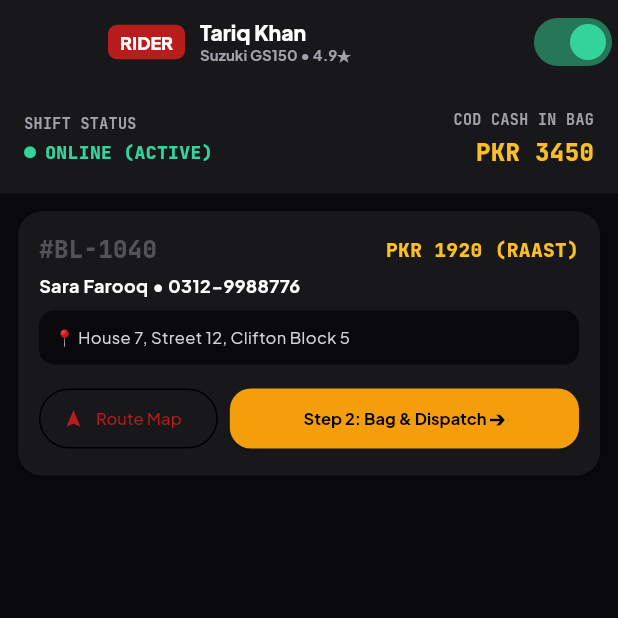
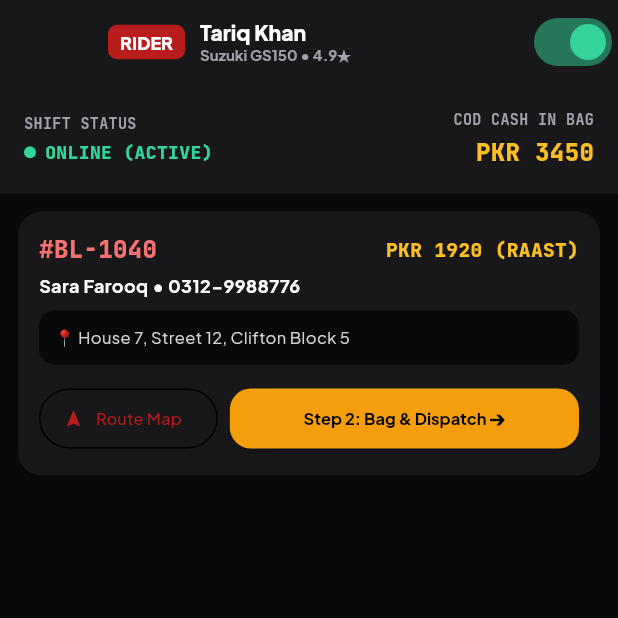
Before and after one commit to muteekhan06/krave-commerce-os, a Flutter app: the RiderAppScreen screen opened directly, on a phone screen of 412 x 824 dp, the top half of it. Run offline on Flutter 3.47's test engine with Material 3 defaults, Android fonts, the phone set to English and light mode, and no system bars; our stand-ins replace google_fonts; network calls fail.

Commit message:
fix(theme): add missing brand400 to AppColors

```diff
--- a/flutter_app/lib/core/theme/app_theme.dart
+++ b/flutter_app/lib/core/theme/app_theme.dart
@@ -5,6 +5,7 @@ class AppColors {
   // Brand Reds
   static const Color brand50 = Color(0xFFFEF2F2);
   static const Color brand100 = Color(0xFFFEE2E2);
+  static const Color brand400 = Color(0xFFF87171);
   static const Color brand500 = Color(0xFFEF4444);
   static const Color brand600 = Color(0xFFDC2626);
   static const Color brand700 = Color(0xFFB91C1C);
```
